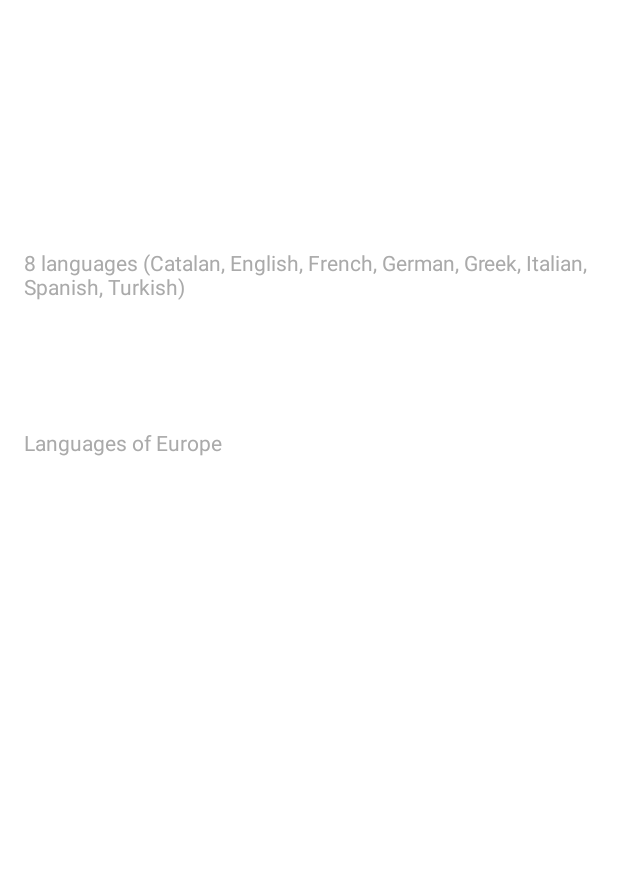
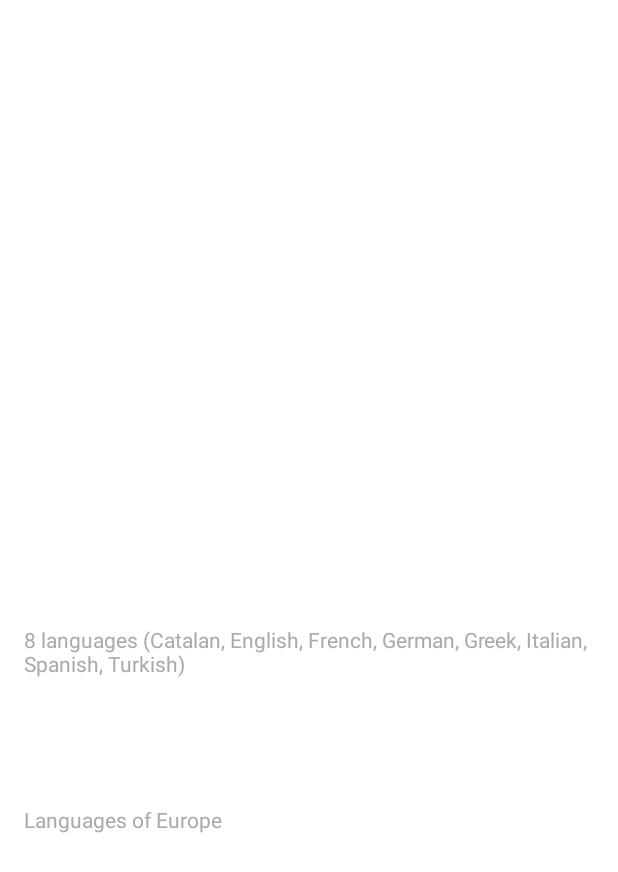
Before and after one commit to egornemov/polyglot-game, an Android app: the screen it shows after launch (MainActivity), on a phone screen of 412 x 824 dp. Shown: the top 872 px of the screen. Run offline under Robolectric (Android 15) with nearby library versions, the phone set to English and light mode, and no system bars.

Commit message:
Update translation

```diff
--- a/app/src/main/res/layout/fragment_game_mode.xml
+++ b/app/src/main/res/layout/fragment_game_mode.xml
@@ -6,7 +6,7 @@
 
     <LinearLayout
         android:layout_width="match_parent"
-        android:layout_height="match_parent"
+        android:layout_height="wrap_content"
         android:layout_margin="8dp"
         android:orientation="vertical"
         android:layout_gravity="center">
--- a/app/src/main/res/values/strings.xml
+++ b/app/src/main/res/values/strings.xml
@@ -22,6 +22,7 @@
     <string name="tv_europe_description">Languages of Europe</string>
     <!-- languages -->
     <string name="albanian">Albanian</string>
+    <string name="armenian">Armenian</string>
     <string name="azerbaijani">Azerbaijani</string>
     <string name="belarusian">Belarusian</string>
     <string name="bosnian">Bosnian</string>
```
Also changed, not shown: 9 other files.
